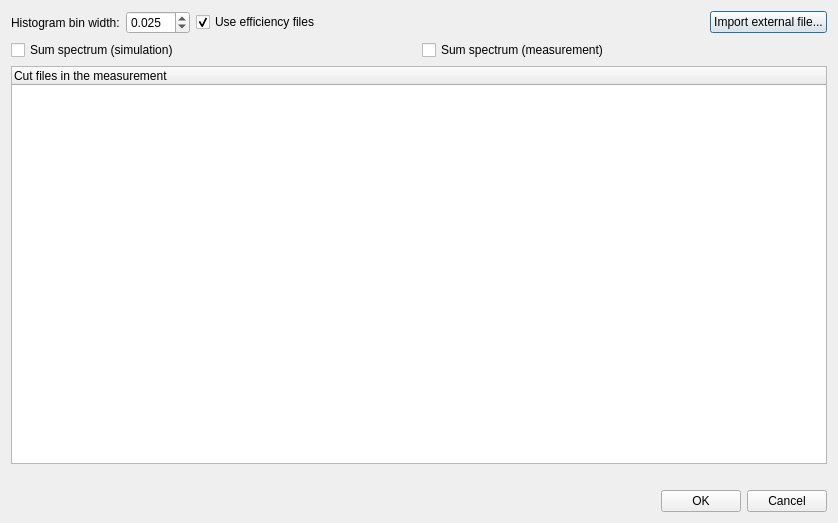
JYU-IBA/potku, file ui_files/ui_energy_spectrum_params.ui: the form before one commit.
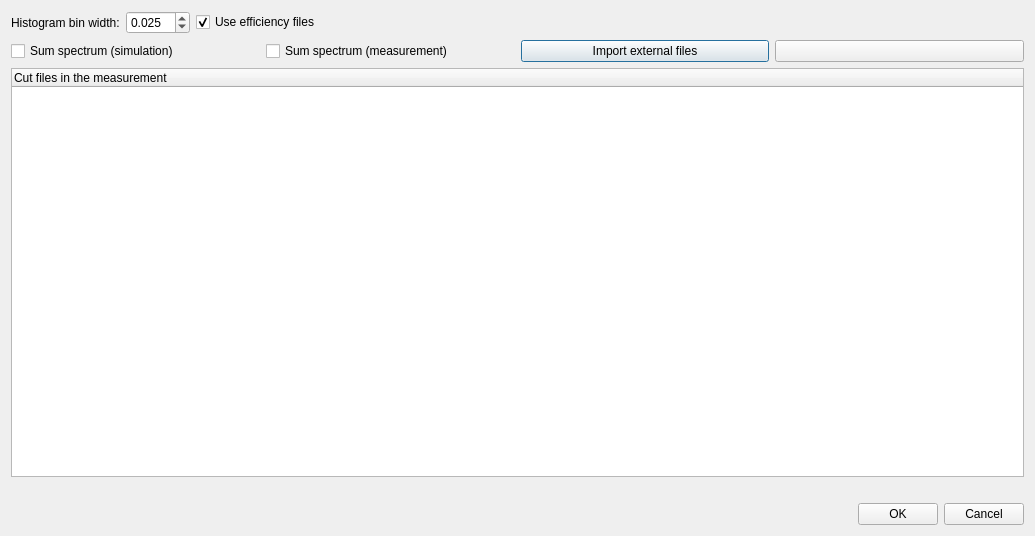
The form after the commit.

Commit message: Two modifications:  - Add a button that removes external files  - Allow importing multiple external files at once  - GUI changes

What changed in the file:
```diff
--- a/ui_files/ui_energy_spectrum_params.ui
+++ b/ui_files/ui_energy_spectrum_params.ui
@@ -6,8 +6,8 @@
    <rect>
     <x>0</x>
     <y>0</y>
-    <width>838</width>
-    <height>523</height>
+    <width>1035</width>
+    <height>536</height>
    </rect>
   </property>
   <property name="windowTitle">
@@ -70,13 +70,6 @@
          </property>
         </spacer>
        </item>
-       <item>
-        <widget class="QPushButton" name="importPushButton">
-         <property name="text">
-          <string>Import external file...</string>
-         </property>
-        </widget>
-       </item>
       </layout>
      </item>
      <item>
@@ -86,6 +79,12 @@
          <property name="enabled">
           <bool>true</bool>
          </property>
+         <property name="sizePolicy">
+          <sizepolicy hsizetype="Minimum" vsizetype="Minimum">
+           <horstretch>0</horstretch>
+           <verstretch>0</verstretch>
+          </sizepolicy>
+         </property>
          <property name="toolTip">
           <string>&lt;html&gt;&lt;head/&gt;&lt;body&gt;&lt;p&gt;Generates the sum spectrum based on simulated energy spectra&lt;/p&gt;&lt;/body&gt;&lt;/html&gt;</string>
          </property>
@@ -99,6 +98,12 @@
        </item>
        <item>
         <widget class="QCheckBox" name="sum_spectrum_checkbox_measurement">
+         <property name="sizePolicy">
+          <sizepolicy hsizetype="Minimum" vsizetype="Minimum">
+           <horstretch>0</horstretch>
+           <verstretch>0</verstretch>
+          </sizepolicy>
+         </property>
          <property name="toolTip">
           <string>&lt;html&gt;&lt;head/&gt;&lt;body&gt;&lt;p&gt;Generates the sum spectrum based on measured energy spectra&lt;/p&gt;&lt;/body&gt;&lt;/html&gt;</string>
          </property>
@@ -110,6 +115,38 @@
          </property>
         </widget>
        </item>
+       <item>
+        <widget class="QPushButton" name="importPushButton">
+         <property name="sizePolicy">
+          <sizepolicy hsizetype="Minimum" vsizetype="Minimum">
+           <horstretch>0</horstretch>
+           <verstretch>0</verstretch>
+          </sizepolicy>
+         </property>
+         <property name="minimumSize">
+          <size>
+           <width>188</width>
+           <height>0</height>
+          </size>
+         </property>
+         <property name="text">
+          <string>Import external files</string>
+         </property>
+        </widget>
+       </item>
+       <item>
+        <widget class="QPushButton" name="pushButton_Remove">
+         <property name="sizePolicy">
+          <sizepolicy hsizetype="Minimum" vsizetype="Minimum">
+           <horstretch>0</horstretch>
+           <verstretch>0</verstretch>
+          </sizepolicy>
+         </property>
+         <property name="text">
+          <string/>
+         </property>
+        </widget>
+       </item>
       </layout>
      </item>
      <item>
```
Left out of the diff: 2 changed lines with no effect on the pictures. The commit also changes 1 other file.
